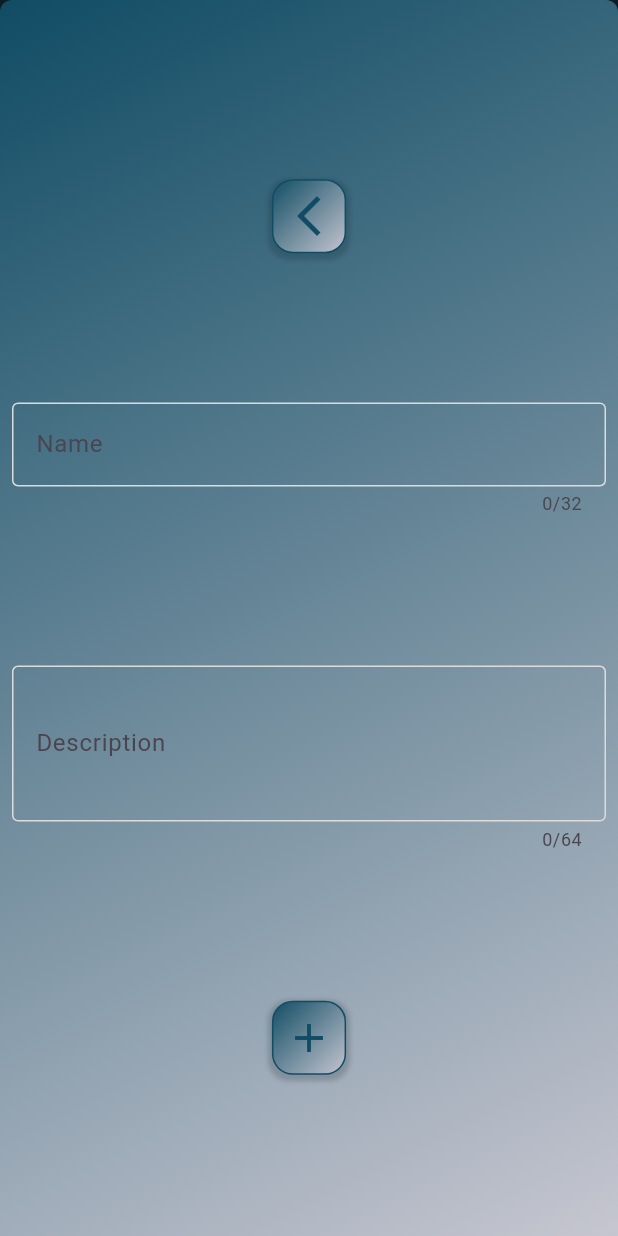
After one commit to denissavishchev/day, a Flutter app: the CreateRecipeScreen screen opened directly, after a tap on the "arrow back ios new" icon, after a tap on the "add" icon, on a phone screen of 412 x 824 dp. The commit adds this screen. Run offline on Flutter 3.47's test engine with Material 3 defaults, Android fonts, the phone set to English and light mode, and no system bars; our stand-ins replace awesome_notifications, hive, hive_flutter, permission_handler, shared_preferences; accounts and stored records are empty.

Commit message:
recipe start

```diff
--- a/lib/main.dart
+++ b/lib/main.dart
@@ -4,6 +4,7 @@ import 'package:hive_flutter/adapters.dart';
 import 'package:provider/provider.dart';
 import 'main_provider.dart';
 import 'models/history_model.dart';
+import 'models/recipe_model.dart';
 import 'models/tasks_model.dart';
 import 'screens/main_screen.dart';
 import 'package:permission_handler/permission_handler.dart';
@@ -13,8 +14,10 @@ Future main() async{
   await Hive.initFlutter();
   Hive.registerAdapter(TasksModelAdapter());
   Hive.registerAdapter(HistoryModelAdapter());
+  Hive.registerAdapter(RecipeModelAdapter());
   await Hive.openBox<TasksModel>('tasks');
   await Hive.openBox<HistoryModel>('history');
+  await Hive.openBox<RecipeModel>('recipe');
   await Hive.openBox('plans');
   await Permission.notification.isDenied.then((value) {
     if (value) {
--- a/lib/main_provider.dart
+++ b/lib/main_provider.dart
@@ -8,6 +8,7 @@ import 'package:intl/intl.dart';
 import 'package:shared_preferences/shared_preferences.dart';
 import 'models/boxes.dart';
 import 'models/history_model.dart';
+import 'models/recipe_model.dart';
 import 'models/tasks_model.dart';
 import 'package:awesome_notifications/awesome_notifications.dart';
 
@@ -15,6 +16,8 @@ class MainProvider with ChangeNotifier {
 
   final nameTextController = TextEditingController();
   final descriptionTextController = TextEditingController();
+  final recipeNameTextController = TextEditingController();
+  final recipeDescriptionTextController = TextEditingController();
   final notesTextControllerOne = TextEditingController();
   final notesTextControllerTwo = TextEditingController();
   final notesTextControllerThree = TextEditingController();
@@ -230,6 +233,21 @@ class MainProvider with ChangeNotifier {
     notifyListeners();
   }
 
+  Future addRecipeBase() async {
+    final recipes = RecipeModel()
+      ..name = recipeNameTextController.text
+      ..description = recipeDescriptionTextController.text
+      ..image = ''
+      ..ingredients = 'Meat'
+      ..rating = '3'
+      ..time = DateTime.now().toString();
+    final box = Boxes.addRecipeToBase();
+    box.add(recipes);
+    recipeNameTextController.clear();
+    recipeDescriptionTextController.clear();
+    notifyListeners();
+  }
+
   String formatDuration(Duration duration) {
     String twoDigits(int n) {
       if (n >= 10) return "$n";
--- a/lib/models/boxes.dart
+++ b/lib/models/boxes.dart
@@ -1,3 +1,4 @@
+import 'package:day/models/recipe_model.dart';
 import 'package:day/models/tasks_model.dart';
 import 'package:hive/hive.dart';
 import 'history_model.dart';
@@ -7,4 +8,6 @@ class Boxes {
       Hive.box<TasksModel>('tasks');
   static Box<HistoryModel> addHistoryToBase() =>
       Hive.box<HistoryModel>('history');
+  static Box<RecipeModel> addRecipeToBase() =>
+      Hive.box<RecipeModel>('recipe');
 }
--- /dev/null
+++ b/lib/models/recipe_model.dart
@@ -0,0 +1,18 @@
+import 'package:hive/hive.dart';
+part 'recipe_model.g.dart';
+
+@HiveType(typeId: 4)
+class RecipeModel extends HiveObject{
+  @HiveField(0)
+  late String name;
+  @HiveField(1)
+  late String description;
+  @HiveField(2)
+  late String image;
+  @HiveField(3)
+  late String rating;
+  @HiveField(4)
+  late String ingredients;
+  @HiveField(5)
+  late String time;
+}
--- /dev/null
+++ b/lib/screens/create_recipe_screen.dart
@@ -0,0 +1,84 @@
+import 'package:day/main_provider.dart';
+import 'package:day/screens/recipe_screen.dart';
+import 'package:flutter/material.dart';
+import 'package:provider/provider.dart';
+import '../constants.dart';
+import '../widgets/button_widget.dart';
+
+class CreateRecipeScreen extends StatelessWidget {
+  const CreateRecipeScreen({super.key});
+
+  @override
+  Widget build(BuildContext context) {
+    Size size = MediaQuery.sizeOf(context);
+    return Scaffold(
+        resizeToAvoidBottomInset: false,
+        backgroundColor: kBlack,
+        body: Consumer<MainProvider>(
+            builder: (context, data, _){
+              return Container(
+                width: size.width,
+                decoration: BoxDecoration(
+                    gradient: const LinearGradient(
+                      colors: [
+                        kGrey,
+                        kBlue,
+                      ],
+                      begin: Alignment.bottomRight,
+                      end: Alignment.topLeft,
+                    ),
+                    borderRadius: const BorderRadius.vertical(top: Radius.circular(8)),
+                    boxShadow: [
+                      BoxShadow(
+                          color: kBlack.withOpacity(0.6),
+                          blurRadius: 8,
+                          spreadRadius: 2,
+                          offset: const Offset(0, 1)
+                      )
+                    ]
+                ),
+                child: Padding(
+                  padding: const EdgeInsets.symmetric(horizontal: 8),
+                  child: Column(
+                    mainAxisAlignment: MainAxisAlignment.spaceBetween,
+                    children: [
+                      const SizedBox(height: 20,),
+                      ButtonWidget(
+                          onTap: () => Navigator.pushReplacement(context,
+                              MaterialPageRoute(builder: (context) =>
+                              const RecipeScreen())),
+                          icon: Icons.arrow_back_ios_new),
+                      TextField(
+                        controller: data.recipeNameTextController,
+                        cursorColor: kRed,
+                        decoration: textFieldDecoration.copyWith(
+                            label: const Text('Name',)),
+                        maxLength: 32,
+                      ),
+                      TextField(
+                        controller: data.recipeDescriptionTextController,
+                        cursorColor: kRed,
+                        maxLines: 3,
+                        decoration: textFieldDecoration.copyWith(
+                            label: const Text('Description',)),
+                        maxLength: 64,
+                      ),
+                      ButtonWidget(
+                          onTap: () {
+                            data.addRecipeBase();
+                            Navigator.pushReplacement(context,
+                                MaterialPageRoute(builder: (context) =>
+                                const RecipeScreen()));
+                          },
+                          icon: Icons.add
+                      ),
+                      const SizedBox(height: 8,),
+                    ],
+                  ),
+                ),
+              );
+            }
+        )
+    );
+  }
+}
--- /dev/null
+++ b/lib/screens/recipe_screen.dart
@@ -0,0 +1,112 @@
+import 'package:day/main_provider.dart';
+import 'package:day/screens/main_screen.dart';
+import 'package:day/widgets/button_widget.dart';
+import 'package:flutter/material.dart';
+import 'package:hive_flutter/adapters.dart';
+import 'package:provider/provider.dart';
+import '../constants.dart';
+import '../models/boxes.dart';
+import '../models/recipe_model.dart';
+import 'create_recipe_screen.dart';
+
+class RecipeScreen extends StatelessWidget {
+  const RecipeScreen({super.key});
+
+  @override
+  Widget build(BuildContext context) {
+    Size size = MediaQuery.sizeOf(context);
+    return Consumer<MainProvider>(
+        builder: (context, data, _){
+          return Scaffold(
+            resizeToAvoidBottomInset: false,
+            backgroundColor: kBlack,
+            body: SafeArea(
+              child: Column(
+                children: [
+                  const SizedBox(height: 12,),
+                  Row(
+                    mainAxisAlignment: MainAxisAlignment.spaceAround,
+                    children: [
+                      ButtonWidget(
+                          onTap: () => Navigator.pushReplacement(context,
+                              MaterialPageRoute(builder: (context) =>
+                              const MainScreen())),
+                          icon: Icons.arrow_back_ios_new),
+                      ButtonWidget(
+                          onTap: () => Navigator.pushReplacement(context,
+                              MaterialPageRoute(builder: (context) =>
+                              const CreateRecipeScreen())),
+                          icon: Icons.add),
+                    ],
+                  ),
+                  Expanded(
+                    child: ValueListenableBuilder<Box<RecipeModel>>(
+                        valueListenable: Boxes.addRecipeToBase().listenable(),
+                        builder: (context, box, _){
+                          final recipes = box.values.toList().cast<RecipeModel>();
+                          return ListView.builder(
+                            padding: const EdgeInsets.fromLTRB(12, 18, 12, 0),
+                            itemCount: recipes.length,
+                            itemBuilder: (context, index){
+                              return GestureDetector(
+                                onLongPress: () => box.deleteAt(index),
+                                child: Container(
+                                  width: size.width * 0.5,
+                                  height: size.height * 0.15,
+                                  alignment: Alignment.center,
+                                  margin: const EdgeInsets.fromLTRB(4, 0, 4, 4),
+                                  decoration: const BoxDecoration(
+                                    color: kBlue,
+                                    borderRadius: BorderRadius.all(Radius.circular(4)),
+                                  ),
+                                  child: Row(
+                                    children: [
+                                      Container(
+                                        width: size.width * 0.22,
+                                        height: size.width * 0.22,
+                                        clipBehavior: Clip.hardEdge,
+                                        margin: const EdgeInsets.all(8),
+                                        decoration: const BoxDecoration(
+                                          // image: DecorationImage(
+                                          //     image: AssetImage('assets/images/${tasks[index].icon}.png')),
+                                          borderRadius: BorderRadius.all(Radius.circular(4)),
+                                        ),
+                                      ),
+                                      Column(
+                                        crossAxisAlignment: CrossAxisAlignment.start,
+                                        children: [
+                                          Text(recipes[index].name,
+                                            style: const TextStyle(color: kWhite, fontSize: 18, fontWeight: FontWeight.bold),),
+                                          const SizedBox(height: 4,),
+                                          Container(
+                                            width: size.width * 0.27,
+                                            height: 1,
+                                            decoration: const BoxDecoration(
+                                              color: kGrey,
+                                              borderRadius: BorderRadius.all(Radius.elliptical(150, 10)),
+                                            ),
+                                          ),
+                                          Expanded(
+                                            child: SingleChildScrollView(
+                                              child: Text(recipes[index].description,
+                                                style: TextStyle(color: kWhite.withOpacity(0.8), fontSize: 16, fontWeight: FontWeight.bold),),
+                                            ),
+                                          )
+                                        ],
+                                      )
+                                    ],
+                                  ),
+                                ),
+                              );
+                            },
+                          );
+                        }),
+                  )
+                ],
+              ),
+            ),
+          );
+        }
+    );
+  }
+}
```
Also changed, not shown: lib/screens/main_screen.dart (+8 -0 lines), lib/models/recipe_model.g.dart (added).
